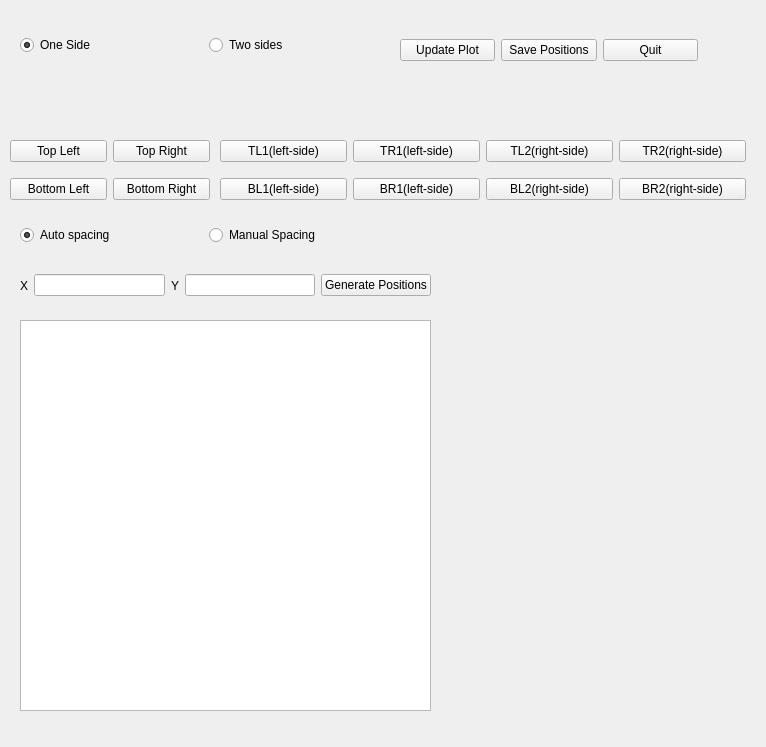
The window that sting/ui/qt_ui_files/posgen_window.ui (karempudi/sting) describes before a commit, drawn with Qt 5.
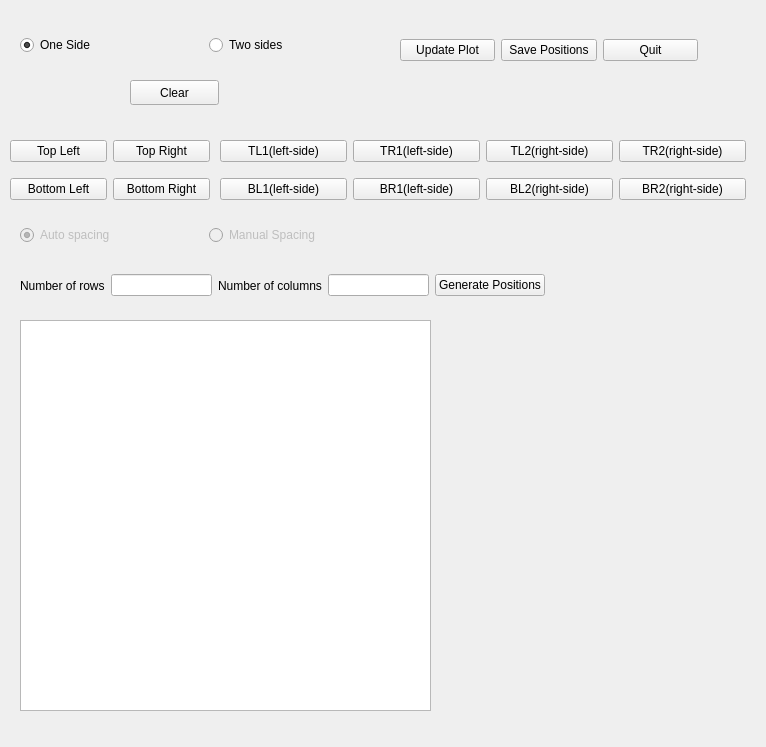
The same window after the commit. Custom widgets are drawn as their Qt base class.

```diff
--- a/sting/ui/qt_ui_files/posgen_window.ui
+++ b/sting/ui/qt_ui_files/posgen_window.ui
@@ -234,7 +234,7 @@
      <rect>
       <x>20</x>
       <y>260</y>
-      <width>411</width>
+      <width>525</width>
       <height>51</height>
      </rect>
     </property>
@@ -242,7 +242,7 @@
      <item>
       <widget class="QLabel" name="x_label">
        <property name="text">
-        <string>X</string>
+        <string>Number of rows</string>
        </property>
       </widget>
      </item>
@@ -252,7 +252,7 @@
      <item>
       <widget class="QLabel" name="y_label">
        <property name="text">
-        <string>Y</string>
+        <string>Number of columns</string>
        </property>
       </widget>
      </item>
@@ -280,6 +280,9 @@
     <layout class="QHBoxLayout" name="spacing_layout_type">
      <item>
       <widget class="QRadioButton" name="auto_spacing_button">
+       <property name="enabled">
+        <bool>false</bool>
+       </property>
        <property name="text">
         <string>Auto spacing</string>
        </property>
@@ -290,6 +293,9 @@
      </item>
      <item>
       <widget class="QRadioButton" name="manual_spacing_button">
+       <property name="enabled">
+        <bool>false</bool>
+       </property>
        <property name="text">
         <string>Manual Spacing</string>
        </property>
@@ -297,6 +303,19 @@
      </item>
     </layout>
    </widget>
+   <widget class="QPushButton" name="clear_button">
+    <property name="geometry">
+     <rect>
+      <x>130</x>
+      <y>80</y>
+      <width>89</width>
+      <height>25</height>
+     </rect>
+    </property>
+    <property name="text">
+     <string>Clear</string>
+    </property>
+   </widget>
   </widget>
   <widget class="QMenuBar" name="menubar">
    <property name="geometry">
```
Left out of the diff: 8 changed lines with no effect on the pictures.
